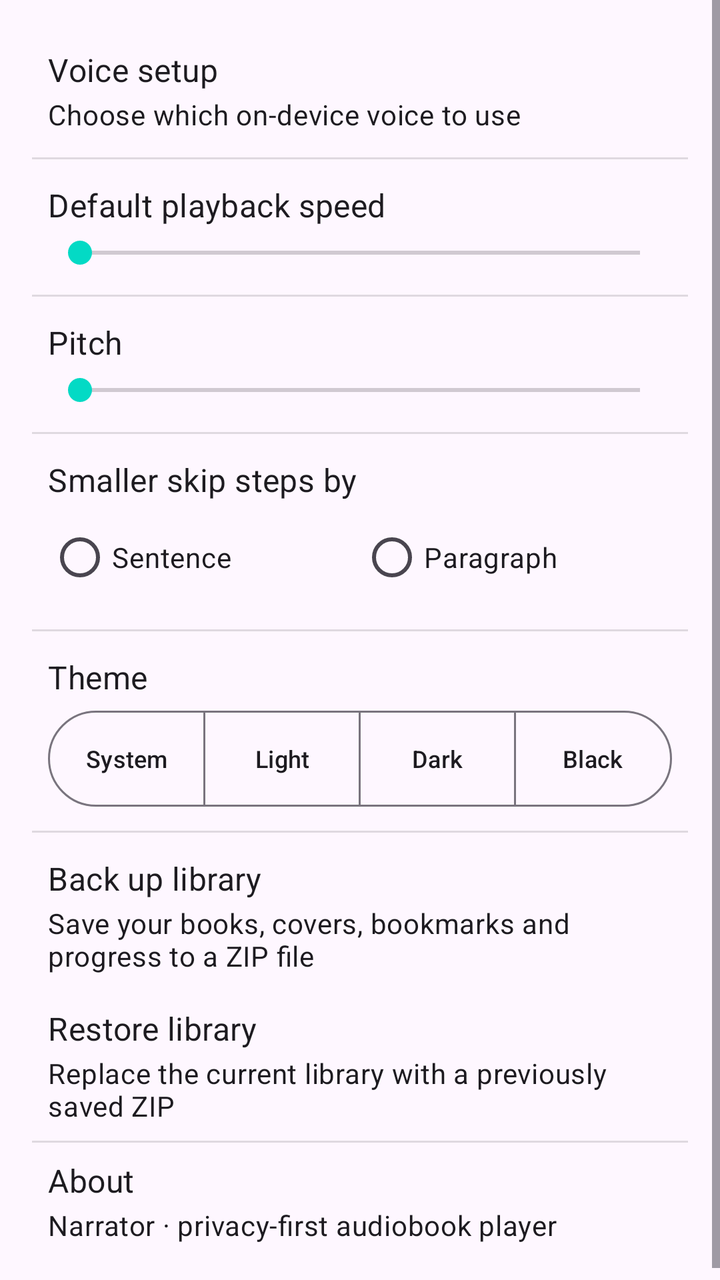
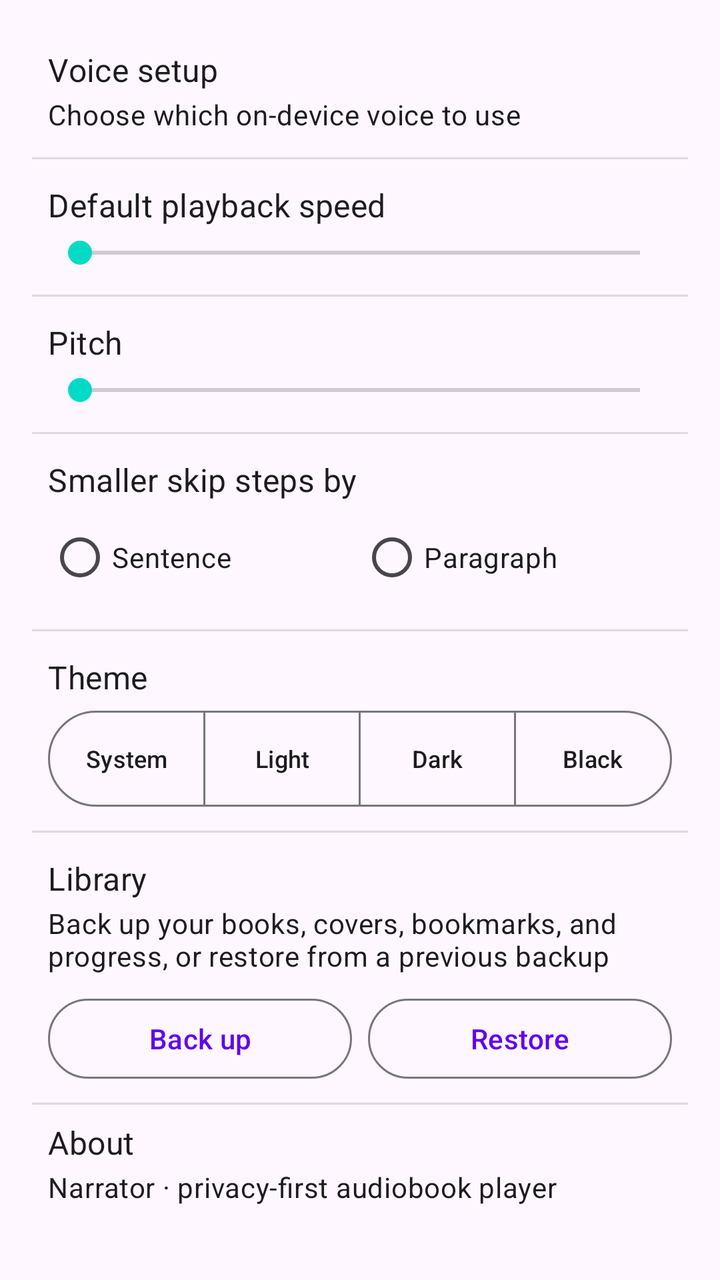

Screens rendered from an Android XML layout before and after an edit, with the pre-edit source and the edit as a unified diff.
<!-- AndroidManifest.xml: application theme Theme.Narrator -->
<!-- res/layout/fragment_settings.xml -->
<?xml version="1.0" encoding="utf-8"?>
<ScrollView xmlns:android="http://schemas.android.com/apk/res/android"
    xmlns:app="http://schemas.android.com/apk/res-auto"
    android:layout_width="match_parent"
    android:layout_height="match_parent">

    <LinearLayout
        android:layout_width="match_parent"
        android:layout_height="wrap_content"
        android:orientation="vertical"
        android:padding="16dp">

        
        <LinearLayout
            android:id="@+id/settings_voice_setup_row"
            android:layout_width="match_parent"
            android:layout_height="wrap_content"
            android:orientation="vertical"
            android:padding="8dp"
            android:background="?attr/selectableItemBackground">

            <TextView
                android:layout_width="wrap_content"
                android:layout_height="wrap_content"
                android:text="@string/settings_voice_setup"
                android:textAppearance="?attr/textAppearanceSubtitle1" />

            <TextView
                android:layout_width="wrap_content"
                android:layout_height="wrap_content"
                android:layout_marginTop="2dp"
                android:text="@string/settings_voice_setup_summary"
                android:textAppearance="?attr/textAppearanceBody2" />
        </LinearLayout>

        <View
            android:layout_width="match_parent"
            android:layout_height="1dp"
            android:layout_marginVertical="4dp"
            android:background="?android:attr/listDivider" />

        
        <LinearLayout
            android:layout_width="match_parent"
            android:layout_height="wrap_content"
            android:orientation="vertical"
            android:padding="8dp">

            <LinearLayout
                android:layout_width="match_parent"
                android:layout_height="wrap_content"
                android:orientation="horizontal"
                android:gravity="center_vertical">

                <TextView
                    android:layout_width="0dp"
                    android:layout_height="wrap_content"
                    android:layout_weight="1"
                    android:text="@string/settings_default_speed"
                    android:textAppearance="?attr/textAppearanceSubtitle1" />

                <TextView
                    android:id="@+id/settings_speed_value"
                    android:layout_width="wrap_content"
                    android:layout_height="wrap_content"
                    android:textAppearance="?attr/textAppearanceBody2" />
            </LinearLayout>

            <SeekBar
                android:id="@+id/settings_speed_seek"
                android:layout_width="match_parent"
                android:layout_height="wrap_content"
                android:layout_marginTop="4dp"
                android:max="12" />
        </LinearLayout>

        <View
            android:layout_width="match_parent"
            android:layout_height="1dp"
            android:layout_marginVertical="4dp"
            android:background="?android:attr/listDivider" />

        
        <LinearLayout
            android:layout_width="match_parent"
            android:layout_height="wrap_content"
            android:orientation="vertical"
            android:padding="8dp">

            <LinearLayout
                android:layout_width="match_parent"
                android:layout_height="wrap_content"
                android:orientation="horizontal"
                android:gravity="center_vertical">

                <TextView
                    android:layout_width="0dp"
                    android:layout_height="wrap_content"
                    android:layout_weight="1"
                    android:text="@string/settings_pitch"
                    android:textAppearance="?attr/textAppearanceSubtitle1" />

                <TextView
                    android:id="@+id/settings_pitch_value"
                    android:layout_width="wrap_content"
                    android:layout_height="wrap_content"
                    android:textAppearance="?attr/textAppearanceBody2" />
            </LinearLayout>

            <SeekBar
                android:id="@+id/settings_pitch_seek"
                android:layout_width="match_parent"
                android:layout_height="wrap_content"
                android:layout_marginTop="4dp"
                android:max="20" />
        </LinearLayout>

        <View
            android:layout_width="match_parent"
            android:layout_height="1dp"
            android:layout_marginVertical="4dp"
            android:background="?android:attr/listDivider" />

        
        <LinearLayout
            android:layout_width="match_parent"
            android:layout_height="wrap_content"
            android:orientation="vertical"
            android:padding="8dp">

            <TextView
                android:layout_width="wrap_content"
                android:layout_height="wrap_content"
                android:text="@string/settings_skip_increment"
                android:textAppearance="?attr/textAppearanceSubtitle1" />

            <RadioGroup
                android:id="@+id/settings_skip_group"
                android:layout_width="match_parent"
                android:layout_height="wrap_content"
                android:layout_marginTop="4dp"
                android:orientation="horizontal">

                <RadioButton
                    android:id="@+id/settings_skip_sentence"
                    android:layout_width="0dp"
                    android:layout_height="wrap_content"
                    android:layout_weight="1"
                    android:text="@string/settings_skip_sentence" />

                <RadioButton
                    android:id="@+id/settings_skip_paragraph"
                    android:layout_width="0dp"
                    android:layout_height="wrap_content"
                    android:layout_weight="1"
                    android:text="@string/settings_skip_paragraph" />
            </RadioGroup>
        </LinearLayout>

        <View
            android:layout_width="match_parent"
            android:layout_height="1dp"
            android:layout_marginVertical="4dp"
            android:background="?android:attr/listDivider" />

        
        <LinearLayout
            android:layout_width="match_parent"
            android:layout_height="wrap_content"
            android:orientation="vertical"
            android:padding="8dp">

            <TextView
                android:layout_width="wrap_content"
                android:layout_height="wrap_content"
                android:text="@string/settings_theme"
                android:textAppearance="?attr/textAppearanceSubtitle1" />

            <com.google.android.material.button.MaterialButtonToggleGroup
                android:id="@+id/settings_theme_group"
                android:layout_width="match_parent"
                android:layout_height="wrap_content"
                android:layout_marginTop="6dp"
                app:singleSelection="true"
                app:selectionRequired="true">

                <com.google.android.material.button.MaterialButton
                    android:id="@+id/settings_theme_system"
                    style="?attr/materialButtonOutlinedStyle"
                    android:layout_width="0dp"
                    android:layout_height="wrap_content"
                    android:layout_weight="1"
                    android:textSize="12sp"
                    android:insetTop="0dp"
                    android:insetBottom="0dp"
                    android:paddingHorizontal="8dp"
                    android:text="@string/settings_theme_system_short" />

                <com.google.android.material.button.MaterialButton
                    android:id="@+id/settings_theme_light"
                    style="?attr/materialButtonOutlinedStyle"
                    android:layout_width="0dp"
                    android:layout_height="wrap_content"
                    android:layout_weight="1"
                    android:textSize="12sp"
                    android:insetTop="0dp"
                    android:insetBottom="0dp"
                    android:paddingHorizontal="8dp"
                    android:text="@string/settings_theme_light" />

                <com.google.android.material.button.MaterialButton
                    android:id="@+id/settings_theme_dark"
                    style="?attr/materialButtonOutlinedStyle"
                    android:layout_width="0dp"
                    android:layout_height="wrap_content"
                    android:layout_weight="1"
                    android:textSize="12sp"
                    android:insetTop="0dp"
                    android:insetBottom="0dp"
                    android:paddingHorizontal="8dp"
                    android:text="@string/settings_theme_dark" />

                <com.google.android.material.button.MaterialButton
                    android:id="@+id/settings_theme_amoled"
                    style="?attr/materialButtonOutlinedStyle"
                    android:layout_width="0dp"
                    android:layout_height="wrap_content"
                    android:layout_weight="1"
                    android:textSize="12sp"
                    android:insetTop="0dp"
                    android:insetBottom="0dp"
                    android:paddingHorizontal="8dp"
                    android:text="@string/settings_theme_amoled_short" />
            </com.google.android.material.button.MaterialButtonToggleGroup>
        </LinearLayout>

        <View
            android:layout_width="match_parent"
            android:layout_height="1dp"
            android:layout_marginVertical="4dp"
            android:background="?android:attr/listDivider" />

        <LinearLayout
            android:id="@+id/settings_backup_row"
            android:layout_width="match_parent"
            android:layout_height="wrap_content"
            android:orientation="vertical"
            android:padding="8dp"
            android:background="?attr/selectableItemBackground"
            android:clickable="true"
            android:focusable="true">

            <TextView
                android:layout_width="wrap_content"
                android:layout_height="wrap_content"
                android:text="@string/settings_backup"
                android:textAppearance="?attr/textAppearanceSubtitle1" />

            <TextView
                android:layout_width="wrap_content"
                android:layout_height="wrap_content"
                android:layout_marginTop="2dp"
                android:text="@string/settings_backup_summary"
                android:textAppearance="?attr/textAppearanceBody2" />
        </LinearLayout>

        <LinearLayout
            android:id="@+id/settings_restore_row"
            android:layout_width="match_parent"
            android:layout_height="wrap_content"
            android:orientation="vertical"
            android:padding="8dp"
            android:background="?attr/selectableItemBackground"
            android:clickable="true"
            android:focusable="true">

            <TextView
                android:layout_width="wrap_content"
                android:layout_height="wrap_content"
                android:text="@string/settings_restore"
                android:textAppearance="?attr/textAppearanceSubtitle1" />

            <TextView
                android:layout_width="wrap_content"
                android:layout_height="wrap_content"
                android:layout_marginTop="2dp"
                android:text="@string/settings_restore_summary"
                android:textAppearance="?attr/textAppearanceBody2" />
        </LinearLayout>

        <View
            android:layout_width="match_parent"
            android:layout_height="1dp"
            android:background="?android:attr/listDivider" />

        <LinearLayout
            android:id="@+id/settings_about_row"
            android:layout_width="match_parent"
            android:layout_height="wrap_content"
            android:orientation="vertical"
            android:padding="8dp"
            android:background="?attr/selectableItemBackground"
            android:clickable="true"
            android:focusable="true">

            <TextView
                android:layout_width="wrap_content"
                android:layout_height="wrap_content"
                android:text="@string/settings_about"
                android:textAppearance="?attr/textAppearanceSubtitle1" />

            <TextView
                android:layout_width="wrap_content"
                android:layout_height="wrap_content"
                android:layout_marginTop="2dp"
                android:text="@string/settings_about_summary"
                android:textAppearance="?attr/textAppearanceBody2" />
        </LinearLayout>
    </LinearLayout>
</ScrollView>
<!-- resources referenced by this layout -->
<resources>
  <string name="settings_about">About</string>
  <string name="settings_about_summary">Narrator · privacy-first audiobook player</string>
  <string name="settings_backup">Back up library</string>
  <string name="settings_backup_summary">Save your books, covers, bookmarks and progress to a ZIP file</string>
  <string name="settings_default_speed">Default playback speed</string>
  <string name="settings_pitch">Pitch</string>
  <string name="settings_restore">Restore library</string>
  <string name="settings_restore_summary">Replace the current library with a previously saved ZIP</string>
  <string name="settings_skip_increment">Smaller skip steps by</string>
  <string name="settings_skip_paragraph">Paragraph</string>
  <string name="settings_skip_sentence">Sentence</string>
  <string name="settings_theme">Theme</string>
  <string name="settings_theme_amoled_short">Black</string>
  <string name="settings_theme_dark">Dark</string>
  <string name="settings_theme_light">Light</string>
  <string name="settings_theme_system_short">System</string>
  <string name="settings_voice_setup">Voice setup</string>
  <string name="settings_voice_setup_summary">Choose which on-device voice to use</string>
  <style name="Theme.Narrator" parent="Theme.Material3.DayNight.NoActionBar">
          
          <item name="colorPrimary">@color/purple_500</item>
          <item name="colorPrimaryVariant">@color/purple_700</item>
          <item name="colorOnPrimary">@color/white</item>
          
          <item name="colorSecondary">@color/teal_200</item>
          <item name="colorSecondaryVariant">@color/teal_700</item>
          <item name="colorOnSecondary">@color/black</item>
          
          <item name="android:statusBarColor">?attr/colorPrimaryVariant</item>
          
      </style>
  <color name="purple_500">#FF6200EE</color>
  <color name="purple_700">#FF3700B3</color>
  <color name="white">#FFFFFFFF</color>
  <color name="teal_200">#FF03DAC5</color>
  <color name="teal_700">#FF018786</color>
  <color name="black">#FF000000</color>
</resources>

<!-- the commit's change to res/layout/fragment_settings.xml (unified diff, before → after) -->
@@ -240,8 +240,58 @@
             android:layout_marginVertical="4dp"
             android:background="?android:attr/listDivider" />
 
-        <LinearLayout
-            android:id="@+id/settings_backup_row"
+        
+        <LinearLayout
+            android:layout_width="match_parent"
+            android:layout_height="wrap_content"
+            android:orientation="vertical"
+            android:padding="8dp">
+
+            <TextView
+                android:layout_width="wrap_content"
+                android:layout_height="wrap_content"
+                android:text="@string/settings_library_section"
+                android:textAppearance="?attr/textAppearanceSubtitle1" />
+
+            <TextView
+                android:layout_width="wrap_content"
+                android:layout_height="wrap_content"
+                android:layout_marginTop="2dp"
+                android:text="@string/settings_library_section_summary"
+                android:textAppearance="?attr/textAppearanceBody2" />
+
+            <LinearLayout
+                android:layout_width="match_parent"
+                android:layout_height="wrap_content"
+                android:layout_marginTop="8dp"
+                android:orientation="horizontal">
+
+                <com.google.android.material.button.MaterialButton
+                    android:id="@+id/settings_backup_row"
+                    style="?attr/materialButtonOutlinedStyle"
+                    android:layout_width="0dp"
+                    android:layout_height="wrap_content"
+                    android:layout_weight="1"
+                    android:text="@string/settings_backup" />
+
+                <com.google.android.material.button.MaterialButton
+                    android:id="@+id/settings_restore_row"
+                    style="?attr/materialButtonOutlinedStyle"
+                    android:layout_width="0dp"
+                    android:layout_height="wrap_content"
+                    android:layout_marginStart="8dp"
+                    android:layout_weight="1"
+                    android:text="@string/settings_restore" />
+            </LinearLayout>
+        </LinearLayout>
+
+        <View
+            android:layout_width="match_parent"
+            android:layout_height="1dp"
+            android:background="?android:attr/listDivider" />
+
+        <LinearLayout
+            android:id="@+id/settings_about_row"
             android:layout_width="match_parent"
             android:layout_height="wrap_content"
             android:orientation="vertical"
@@ -253,59 +303,6 @@
             <TextView
                 android:layout_width="wrap_content"
                 android:layout_height="wrap_content"
-                android:text="@string/settings_backup"
-                android:textAppearance="?attr/textAppearanceSubtitle1" />
-
-            <TextView
-                android:layout_width="wrap_content"
-                android:layout_height="wrap_content"
-                android:layout_marginTop="2dp"
-                android:text="@string/settings_backup_summary"
-                android:textAppearance="?attr/textAppearanceBody2" />
-        </LinearLayout>
-
-        <LinearLayout
-            android:id="@+id/settings_restore_row"
-            android:layout_width="match_parent"
-            android:layout_height="wrap_content"
-            android:orientation="vertical"
-            android:padding="8dp"
-            android:background="?attr/selectableItemBackground"
-            android:clickable="true"
-            android:focusable="true">
-
-            <TextView
-                android:layout_width="wrap_content"
-                android:layout_height="wrap_content"
-                android:text="@string/settings_restore"
-                android:textAppearance="?attr/textAppearanceSubtitle1" />
-
-            <TextView
-                android:layout_width="wrap_content"
-                android:layout_height="wrap_content"
-                android:layout_marginTop="2dp"
-                android:text="@string/settings_restore_summary"
-                android:textAppearance="?attr/textAppearanceBody2" />
-        </LinearLayout>
-
-        <View
-            android:layout_width="match_parent"
-            android:layout_height="1dp"
-            android:background="?android:attr/listDivider" />
-
-        <LinearLayout
-            android:id="@+id/settings_about_row"
-            android:layout_width="match_parent"
-            android:layout_height="wrap_content"
-            android:orientation="vertical"
-            android:padding="8dp"
-            android:background="?attr/selectableItemBackground"
-            android:clickable="true"
-            android:focusable="true">
-
-            <TextView
-                android:layout_width="wrap_content"
-                android:layout_height="wrap_content"
                 android:text="@string/settings_about"
                 android:textAppearance="?attr/textAppearanceSubtitle1" />
 
<!-- resource entries referenced after the edit -->
@@ -2,12 +2,12 @@
 <resources>
   <string name="settings_about">About</string>
   <string name="settings_about_summary">Narrator · privacy-first audiobook player</string>
-  <string name="settings_backup">Back up library</string>
-  <string name="settings_backup_summary">Save your books, covers, bookmarks and progress to a ZIP file</string>
+  <string name="settings_backup">Back up</string>
   <string name="settings_default_speed">Default playback speed</string>
+  <string name="settings_library_section">Library</string>
+  <string name="settings_library_section_summary">Back up your books, covers, bookmarks, and progress, or restore from a previous backup</string>
   <string name="settings_pitch">Pitch</string>
-  <string name="settings_restore">Restore library</string>
-  <string name="settings_restore_summary">Replace the current library with a previously saved ZIP</string>
+  <string name="settings_restore">Restore</string>
   <string name="settings_skip_increment">Smaller skip steps by</string>
   <string name="settings_skip_paragraph">Paragraph</string>
   <string name="settings_skip_sentence">Sentence</string>
